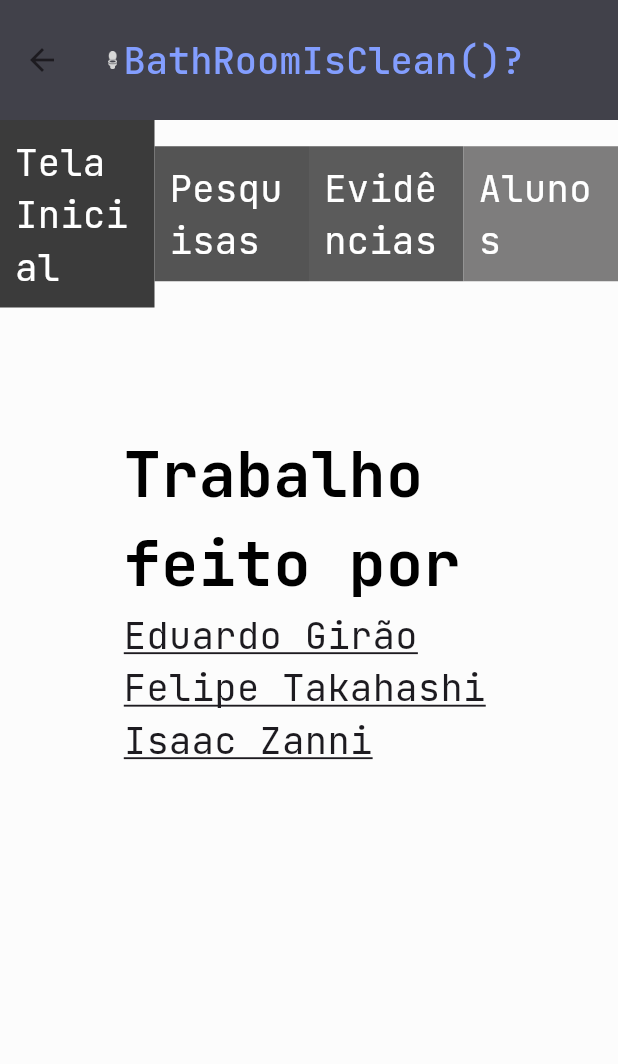
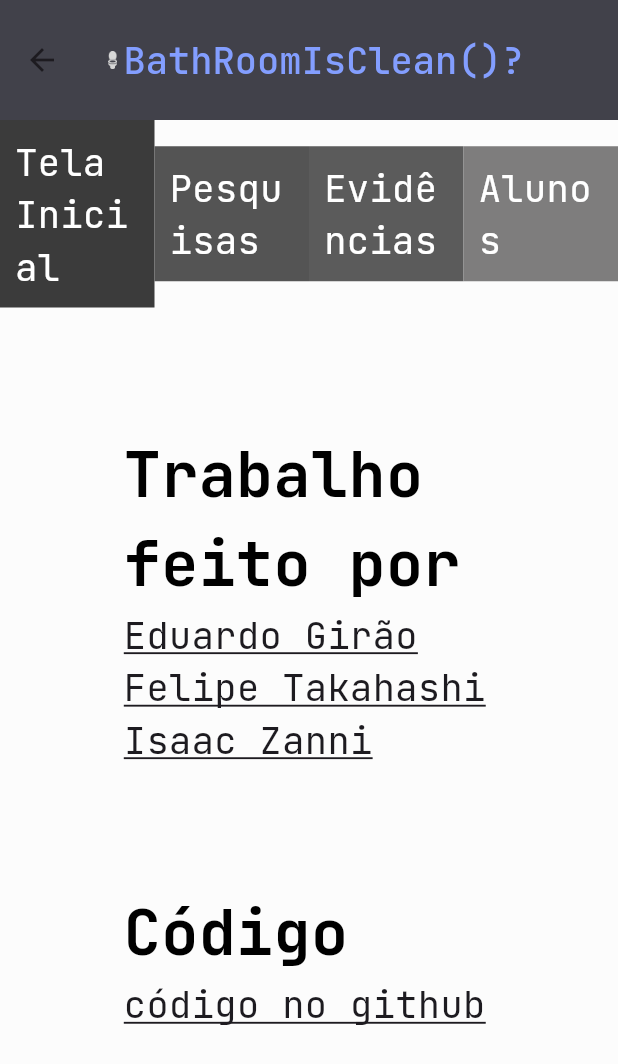
Before and after one commit to Felipe-Takayuki/BathRoomIsCleanFlutter, a Flutter app: the ContactPage screen opened directly, on a phone screen of 412 x 824 dp. Shown: the top 1064 px of the screen. Run offline on Flutter 3.47's test engine with Material 3 defaults, Android fonts, the light colour scheme and no system bars; our stand-ins replace carousel_slider, google_fonts.

Commit message:
link para o código

```diff
--- a/lib/pages/contacts_page.dart
+++ b/lib/pages/contacts_page.dart
@@ -63,6 +63,18 @@ class _ContactPageState extends State<ContactPage> {
               ],
             ),
           ),
+
+          Padding(
+            padding: EdgeInsets.only(left: mediaquery.height * 10/100),
+            child: DescWidget(title: "Código",
+            desc: InkWell(
+                                 onTap: () => launchUrlString("https://github.com/Felipe-Takayuki/BathRoomIsCleanFlutter/tree/bathroomisclean"),
+                                 child: Text("código no github", style: GoogleFonts.jetBrainsMono(
+                                  fontSize: mediaquery.height * 3/100,
+                                  decoration: TextDecoration.underline
+                                 ),),
+                               ), ),
+          )
         ],
       ),
     );
```
Also changed, not shown: 3 other files.
